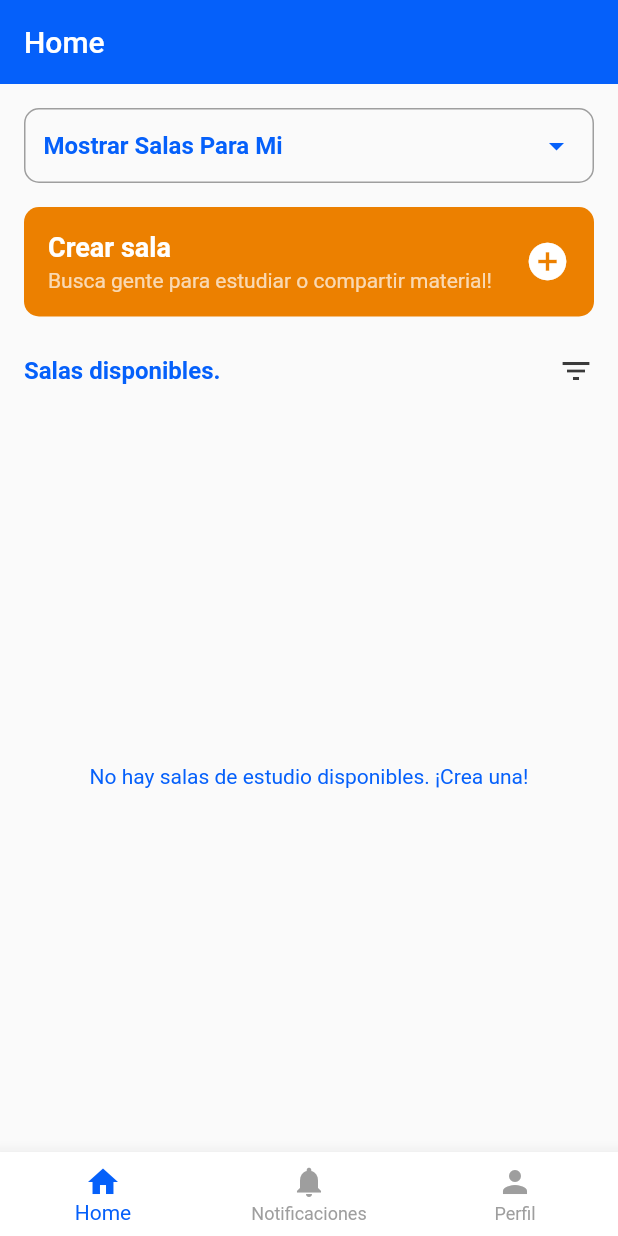
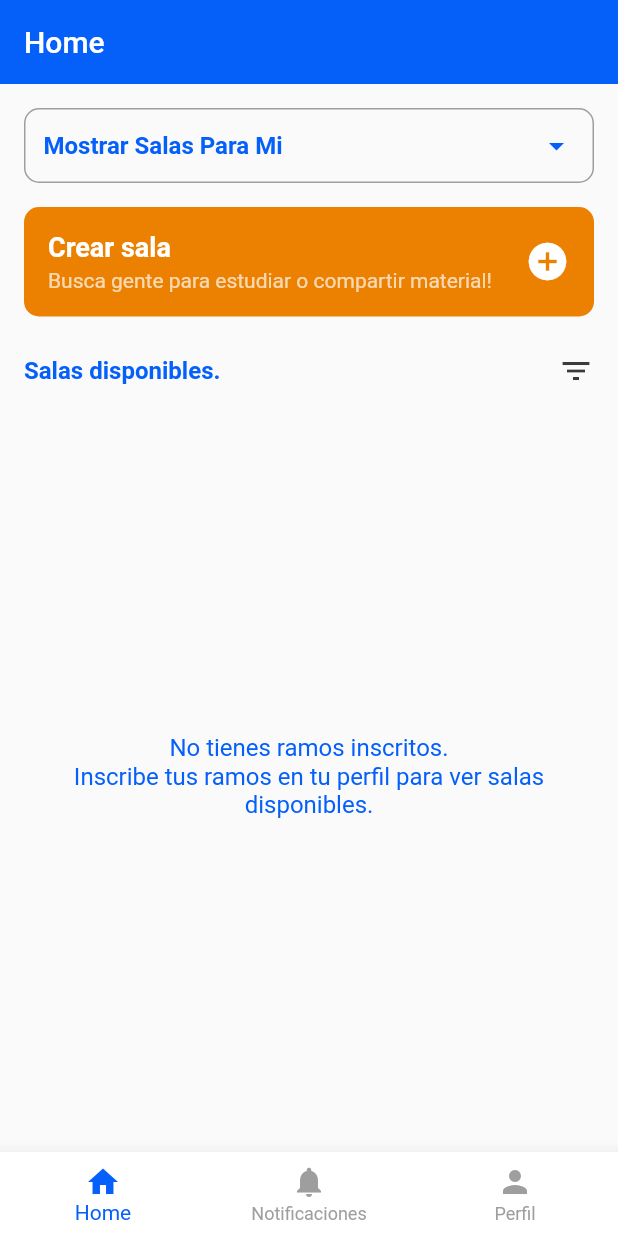
Before and after one commit to titin90/StudyMatch, a Flutter app: the screen it shows once a user with an empty profile is signed in, on a phone screen of 412 x 824 dp. Run offline on Flutter 3.47's test engine with Material 3 defaults, Android fonts, the phone set to English and light mode, and no system bars; our stand-ins replace cloud_firestore, firebase_auth, firebase_core; accounts and stored records are empty.

Commit message:
Arreglo filtrado de salas

```diff
--- a/lib/screens/home_screen.dart
+++ b/lib/screens/home_screen.dart
@@ -306,17 +306,18 @@ class _HomeContentState extends State<_HomeContent> {
     // Lógica para construir el Query de Firestore
     Query roomsQuery = FirebaseFirestore.instance.collection('study_rooms');
 
-      // Si el usuario tiene ramos inscritos, filtra por esos ramos
-      if (_userActiveCourses.isNotEmpty) {
-        // Excluye 'Mostrar Todos' del filtro
+    // Excluye 'Mostrar Todos' para obtener la lista de ramos reales
     final ramosFiltrados = _userActiveCourses.where((r) => r != 'Mostrar Todos').toList();
-        roomsQuery = roomsQuery.where('courseCode', whereIn: ramosFiltrados);
-      }
 
-      // Si el filtro por ramo está activo y no es 'Mostrar Todos', filtra aún más
+    // Si el usuario seleccionó un ramo específico (no 'Mostrar Todos')
     if (_selectedFilterRamo != null && _selectedFilterRamo != 'Mostrar Todos') {
       roomsQuery = roomsQuery.where('courseCode', isEqualTo: _selectedFilterRamo);
     }
+    // Si seleccionó 'Mostrar Todos' y tiene ramos inscritos, filtra por sus ramos
+    else if (ramosFiltrados.isNotEmpty) {
+      roomsQuery = roomsQuery.where('courseCode', whereIn: ramosFiltrados);
+    }
+    // Si no tiene ramos inscritos, no aplicamos filtro (mostrará todas las salas)
 
     return Column(
       children: [
@@ -356,12 +357,28 @@ class _HomeContentState extends State<_HomeContent> {
                 );
               }
               if (!snapshot.hasData || snapshot.data!.docs.isEmpty) {
+                String mensaje;
+                final ramosFiltrados = _userActiveCourses.where((r) => r != 'Mostrar Todos').toList();
+
+                if (ramosFiltrados.isEmpty) {
+                  mensaje = 'No tienes ramos inscritos.\nInscribe tus ramos en tu perfil para ver salas disponibles.';
+                } else if (_selectedFilterRamo == 'Mostrar Todos') {
+                  mensaje = 'No hay salas disponibles para tus ramos.\n¡Crea una!';
+                } else {
+                  mensaje = 'No hay salas para el ramo "$_selectedFilterRamo".\n¡Crea una!';
+                }
+
                 return Center(
+                  child: Padding(
+                    padding: const EdgeInsets.all(16.0),
                     child: Text(
-                    _selectedFilterRamo == 'Mostrar Todos'
-                        ? 'No hay salas de estudio disponibles. ¡Crea una!'
-                        : 'No hay salas para el ramo seleccionado.',
-                    style: const TextStyle(color: primaryColor),
+                      mensaje,
+                      textAlign: TextAlign.center,
+                      style: const TextStyle(
+                        color: primaryColor,
+                        fontSize: 16,
+                      ),
+                    ),
                   ),
                 );
               }
```
Lines whose indentation alone changed are shown as unchanged.
